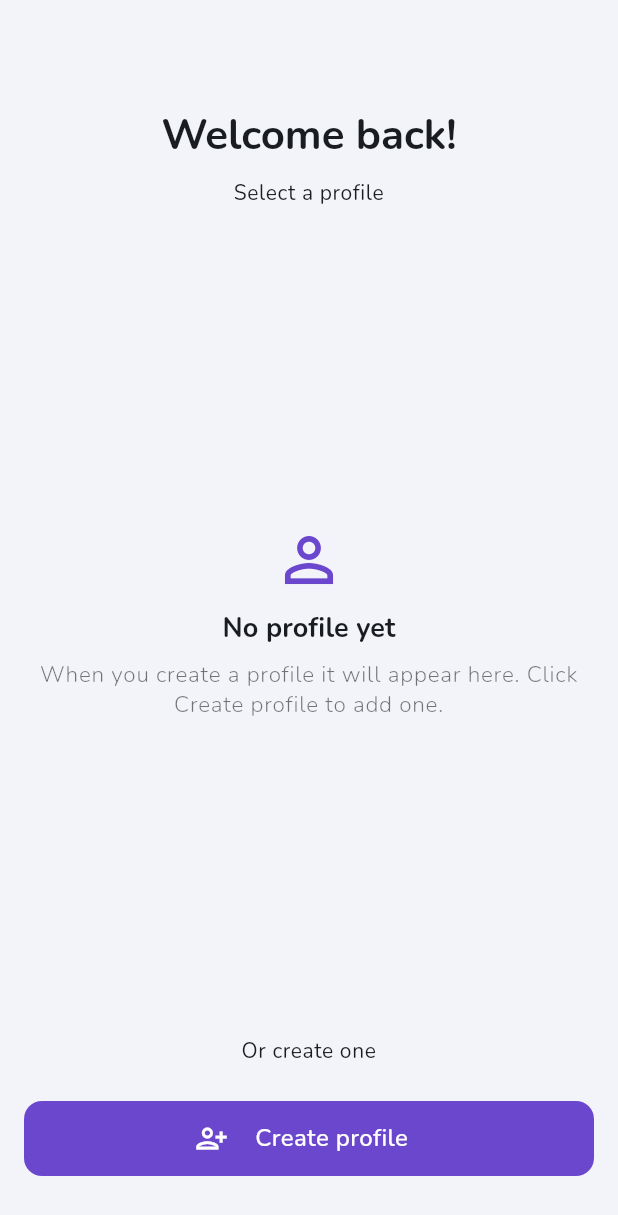
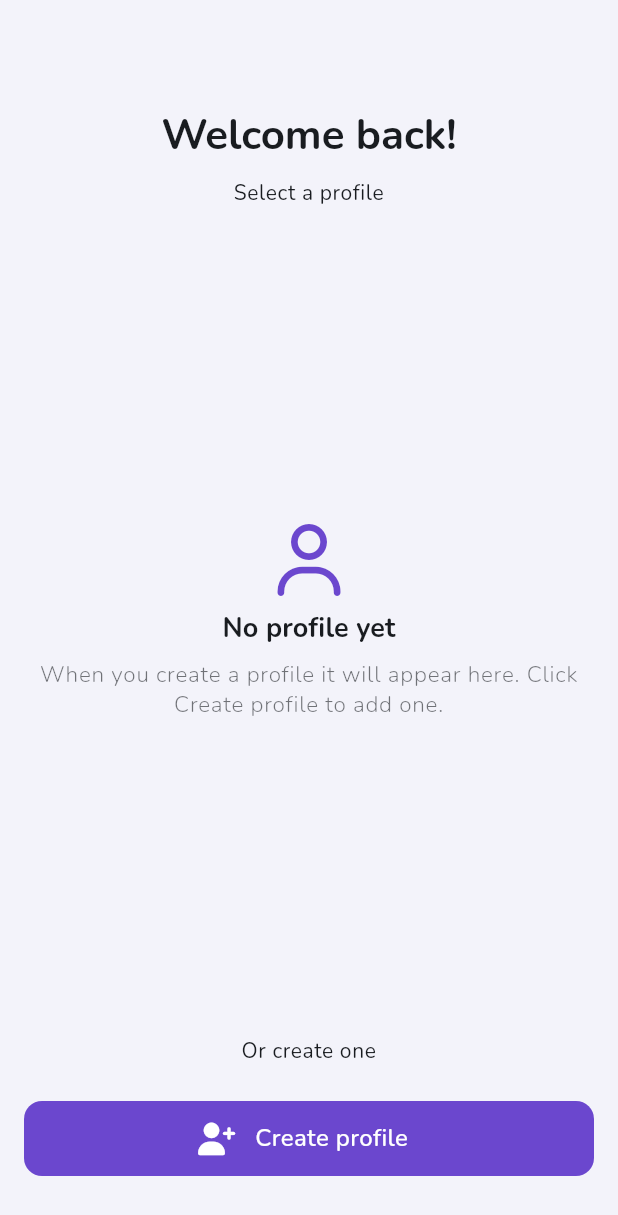
Before and after one commit to famarrero/custos, a Flutter app: the screen it shows after launch, on a phone screen of 412 x 824 dp. Shown: the top 1215 px of the screen. Run offline on Flutter 3.47's test engine with Material 3 defaults, Android fonts, the phone set to English and light mode, and no system bars; drawn by our look-alikes of toastification; our stand-ins replace bloc, flutter_bloc, flutter_localized_locales, flutter_markdown_plus, flutter_native_splash, flutter_secure_storage and 10 more; missing offline and left inert: flex_color_picker, restart_app; accounts and stored records are empty; generated files the repository leaves out were written again.

Commit message:
- Some UI refactors

```diff
--- a/lib/core/extensions/color_scheme_extension.dart
+++ b/lib/core/extensions/color_scheme_extension.dart
@@ -11,6 +11,7 @@ extension ColorSchemeExtension on ColorScheme {
           ? const Color.fromARGB(255, 255, 164, 8)
           : const Color.fromARGB(255, 255, 164, 8);
 
-  Color get blackAndWith =>
-      brightness == Brightness.light ? Colors.black : Colors.white;
+  /// Returns the contrast color based on the brightness of the color scheme.
+  Color contrastColor({Color lightColor = Colors.black, Color darkColor = Colors.white}) =>
+      brightness == Brightness.light ? lightColor : darkColor;
 }
--- a/lib/core/utils/app_icons.dart
+++ b/lib/core/utils/app_icons.dart
@@ -1,4 +1,5 @@
 import 'package:flutter/material.dart';
+import 'package:font_awesome_flutter/font_awesome_flutter.dart';
 
 /// Centralized icon registry for the whole app.
 ///
@@ -7,76 +8,58 @@ import 'package:flutter/material.dart';
 final class AppIcons {
   AppIcons._();
 
-  // Generic/actions
-  static const IconData add = Icons.add;
-  static const IconData edit = Icons.edit_outlined;
-  static const IconData delete = Icons.delete_outline;
-  static const IconData search = Icons.search;
-  static const IconData close = Icons.close;
-  static const IconData copy = Icons.copy;
-  static const IconData back = Icons.arrow_back_ios_new;
-  static const IconData logout = Icons.logout;
-  static const IconData debug = Icons.bug_report_outlined;
-
-  // Auth/user
-  static const IconData user = Icons.person_outline;
-  static const IconData userAdd = Icons.person_add_alt_1_outlined;
-
-  // Password/security
-  static const IconData key = Icons.key;
-  static const IconData visibilityOn = Icons.visibility_outlined;
-  static const IconData visibilityOff = Icons.visibility_off_outlined;
-  static const IconData shield = Icons.shield_outlined;
-
-  // App/settings
-  static const IconData settings = Icons.settings_outlined;
-  static const IconData info = Icons.info_outline;
-  static const IconData language = Icons.language;
-  static const IconData darkMode = Icons.dark_mode_outlined;
-  static const IconData lightMode = Icons.light_mode_outlined;
-
-  // Navigation/pages
-  static const IconData groups = Icons.list;
-
-  // Feedback
-  static const IconData warning = Icons.warning_amber_rounded;
-  static const IconData success = Icons.check_circle_outline;
-
-  // Date/time
-  static const IconData calendar = Icons.calendar_month_outlined;
-
-  // Group icon picker (categories)
-  static const IconData groupHome = Icons.home_outlined;
+  static const IconData add = FontAwesomeIcons.plus;
+  static const IconData edit = FontAwesomeIcons.pencil;
+  static const IconData delete = FontAwesomeIcons.trash;
+  static const IconData search = FontAwesomeIcons.magnifyingGlass;
+  static const IconData close = FontAwesomeIcons.xmark;
+  static const IconData copy = FontAwesomeIcons.copy;
+  static const IconData back = FontAwesomeIcons.chevronLeft;
+  static const IconData logout = FontAwesomeIcons.rightFromBracket;
+  static const IconData debug = FontAwesomeIcons.bug;
+  static const IconData user = FontAwesomeIcons.user;
+  static const IconData userAdd = FontAwesomeIcons.userPlus;
+  static const IconData key = FontAwesomeIcons.key;
+  static const IconData visibilityOn = FontAwesomeIcons.eye;
+  static const IconData visibilityOff = FontAwesomeIcons.eyeSlash;
+  static const IconData shield = FontAwesomeIcons.shield;
+  static const IconData settings = FontAwesomeIcons.gear;
+  static const IconData info = FontAwesomeIcons.circleInfo;
+  static const IconData language = FontAwesomeIcons.language;
+  static const IconData darkMode = FontAwesomeIcons.moon;
+  static const IconData lightMode = FontAwesomeIcons.sun;
+  static const IconData groups = FontAwesomeIcons.list;
+  static const IconData warning = FontAwesomeIcons.triangleExclamation;
+  static const IconData success = FontAwesomeIcons.circleCheck;
+  static const IconData calendar = FontAwesomeIcons.calendar;
+  static const IconData groupHome = FontAwesomeIcons.house;
   static const IconData groupSecurity = key;
-  static const IconData groupCrypto = Icons.currency_bitcoin_outlined;
-  static const IconData groupFinance = Icons.account_balance_wallet_outlined;
-  static const IconData groupCards = Icons.credit_card_outlined;
-  static const IconData groupPersonal = Icons.account_circle_outlined;
-  static const IconData groupUsers = Icons.groups_outlined;
-  static const IconData groupIdentity = Icons.badge_outlined;
-  static const IconData groupBusiness = Icons.work_outline;
-  static const IconData groupTravel = Icons.flight_takeoff_outlined;
-  static const IconData groupSocial = Icons.people_outline;
-  static const IconData groupWebsites = Icons.public_outlined;
-  static const IconData groupEmail = Icons.mail_outline;
-  static const IconData groupMessaging = Icons.chat_bubble_outline;
-  static const IconData groupShopping = Icons.shopping_bag_outlined;
-  static const IconData groupGaming = Icons.sports_esports_outlined;
-  static const IconData groupMobile = Icons.smartphone_outlined;
-  static const IconData groupWifi = Icons.wifi_outlined;
-  static const IconData groupBackup = Icons.cloud_upload_outlined;
-  static const IconData groupCloud = Icons.cloud_outlined;
+  static const IconData groupCrypto = FontAwesomeIcons.bitcoin;
+  static const IconData groupFinance = FontAwesomeIcons.wallet;
+  static const IconData groupCards = FontAwesomeIcons.creditCard;
+  static const IconData groupPersonal = FontAwesomeIcons.circleUser;
+  static const IconData groupUsers = FontAwesomeIcons.users;
+  static const IconData groupIdentity = FontAwesomeIcons.idCard;
+  static const IconData groupBusiness = FontAwesomeIcons.briefcase;
+  static const IconData groupTravel = FontAwesomeIcons.plane;
+  static const IconData groupSocial = FontAwesomeIcons.peopleGroup;
+  static const IconData groupWebsites = FontAwesomeIcons.globe;
+  static const IconData groupEmail = FontAwesomeIcons.envelope;
+  static const IconData groupMessaging = FontAwesomeIcons.comment;
+  static const IconData groupShopping = FontAwesomeIcons.bagShopping;
+  static const IconData groupGaming = FontAwesomeIcons.gamepad;
+  static const IconData groupMobile = FontAwesomeIcons.mobile;
+  static const IconData groupWifi = FontAwesomeIcons.wifi;
+  static const IconData groupBackup = FontAwesomeIcons.cloudArrowUp;
+  static const IconData groupCloud = FontAwesomeIcons.cloud;
   static const IconData groupProtection = shield;
   static const IconData groupConfiguration = settings;
-  static const IconData groupStatistics = Icons.bar_chart_outlined;
-  static const IconData groupServices = Icons.add_box_outlined;
-  static const IconData groupDevelopment = Icons.code;
-  static const IconData groupBanking = Icons.account_balance_outlined;
-  static const IconData groupOthers = Icons.category_outlined;
-
-  // UI helpers
-  static const IconData dropdown = Icons.keyboard_arrow_down_rounded;
-  static const IconData chevronRight = Icons.keyboard_arrow_right_outlined;
-
-  static const IconData check = Icons.check;
+  static const IconData groupStatistics = FontAwesomeIcons.chartBar;
+  static const IconData groupServices = FontAwesomeIcons.box;
+  static const IconData groupDevelopment = FontAwesomeIcons.code;
+  static const IconData groupBanking = FontAwesomeIcons.buildingColumns;
+  static const IconData groupOthers = FontAwesomeIcons.folder;
+  static const IconData dropdown = FontAwesomeIcons.chevronDown;
+  static const IconData chevronRight = FontAwesomeIcons.chevronRight;
+  static const IconData check = FontAwesomeIcons.check;
 }
--- a/lib/presentation/app/theme/app_theme.dart
+++ b/lib/presentation/app/theme/app_theme.dart
@@ -144,7 +144,7 @@ class AppTheme extends ThemeExtension<AppTheme> {
         colorScheme: _colorScheme,
       );
 
-      _iconSize = 24;
+      _iconSize = 20;
       _contentPadding = EdgeInsets.symmetric(horizontal: 12, vertical: 14);
       _dialogBorderRadius = AppSpacing.baseCorner;
     } else {
@@ -154,7 +154,7 @@ class AppTheme extends ThemeExtension<AppTheme> {
         colorScheme: _colorScheme,
       );
 
-      _iconSize = 34;
+      _iconSize = 30;
       _contentPadding = EdgeInsets.symmetric(horizontal: 12, vertical: 18);
       _dialogBorderRadius = AppSpacing.baseCorner * 1.2;
     }
--- a/lib/presentation/components/avatar_widget.dart
+++ b/lib/presentation/components/avatar_widget.dart
@@ -47,7 +47,7 @@ class AvatarWidget extends StatelessWidget {
                     child: Icon(
                       icon,
                       color: color,
-                      size: (compact ? 18 : 24.0),
+                      size: (compact ? 18 : 20.0),
                     ),
                   ),
                 ),
--- a/lib/presentation/components/custom_navigation_bar/custom_navigation_bar.dart
+++ b/lib/presentation/components/custom_navigation_bar/custom_navigation_bar.dart
@@ -125,7 +125,6 @@ class _CustomNavigationBarState extends State<CustomNavigationBar> {
                 isSelected
                     ? context.colorScheme.primary
                     : context.colorScheme.onSurface.withValues(alpha: 0.6),
-            size: 24.0,
           ),
           Text(
             label,
--- a/lib/presentation/components/form/custom_icon_picker.dart
+++ b/lib/presentation/components/form/custom_icon_picker.dart
@@ -133,7 +133,7 @@ Future<int?> showIconPickerDialog(
                               color:
                                   isSelected
                                       ? context.colorScheme.onPrimary
-                                      : context.colorScheme.blackAndWith,
+                                      : context.colorScheme.contrastColor(),
                             ),
                           ),
                           SizedBox(height: context.xs),
--- a/lib/presentation/pages/groups/groups_page.dart
+++ b/lib/presentation/pages/groups/groups_page.dart
@@ -19,7 +19,7 @@ class GroupsPage extends StatelessWidget {
       create: (context) => GroupsCubit()..watchGroups(),
       child: ScaffoldWidget(
         floatingActionButton: FloatingActionButton(
-          child: Icon(AppIcons.add),
+          child: Icon(AppIcons.add, color: Colors.white),
           onPressed: () {
             context.showCustomGeneralDialog(
               title: context.l10n.groupsAddGroupTitle,
--- a/lib/presentation/pages/passwords_entries/passwords_entries_page.dart
+++ b/lib/presentation/pages/passwords_entries/passwords_entries_page.dart
@@ -42,7 +42,7 @@ class _PasswordsEntriesPageState extends State<PasswordsEntriesPage> {
         },
         child: ScaffoldWidget(
           floatingActionButton: FloatingActionButton(
-            child: Icon(AppIcons.add),
+            child: Icon(AppIcons.add, color: Colors.white),
             onPressed: () {
               context.push(
                 UpsertPasswordEntryRoute(
--- a/lib/presentation/pages/settings/settings_page.dart
+++ b/lib/presentation/pages/settings/settings_page.dart
@@ -32,7 +32,6 @@ class SettingsPage extends StatelessWidget {
     return Padding(
       padding: EdgeInsets.symmetric(
         horizontal: context.xl,
-        vertical: context.lg,
       ),
       child: SingleChildScrollView(
         child: Column(
@@ -53,7 +52,7 @@ class SettingsPage extends StatelessWidget {
                           overflow: TextOverflow.ellipsis,
                         ),
                         Text(
-                          ' Creado el ${profile.createdAt.toLocal().formatDate}',
+                          'Creado el ${profile.createdAt.toLocal().formatDate}',
                           style: context.textTheme.labelMedium,
                           maxLines: 1,
                           overflow: TextOverflow.ellipsis,
--- a/pubspec.yaml
+++ b/pubspec.yaml
@@ -49,6 +49,7 @@ dependencies:
   flex_color_picker: ^3.7.1
   flutter_localized_locales: ^2.0.5
   toastification: ^3.0.3
+  font_awesome_flutter: ^10.7.0
 
 dev_dependencies:
   build_runner: ^2.4.15
```
Also changed, not shown: lib/presentation/components/custom_tiles_options.dart (+4 -3 lines), lib/presentation/pages/groups/components/group_tile.dart (+5 -4 lines), lib/presentation/pages/passwords_entries/components/password_entry_detail.dart (+8 -3 lines), lib/presentation/pages/upsert_password_entry/upsert_password_entry_page.dart (+11 -5 lines), pubspec.lock.
